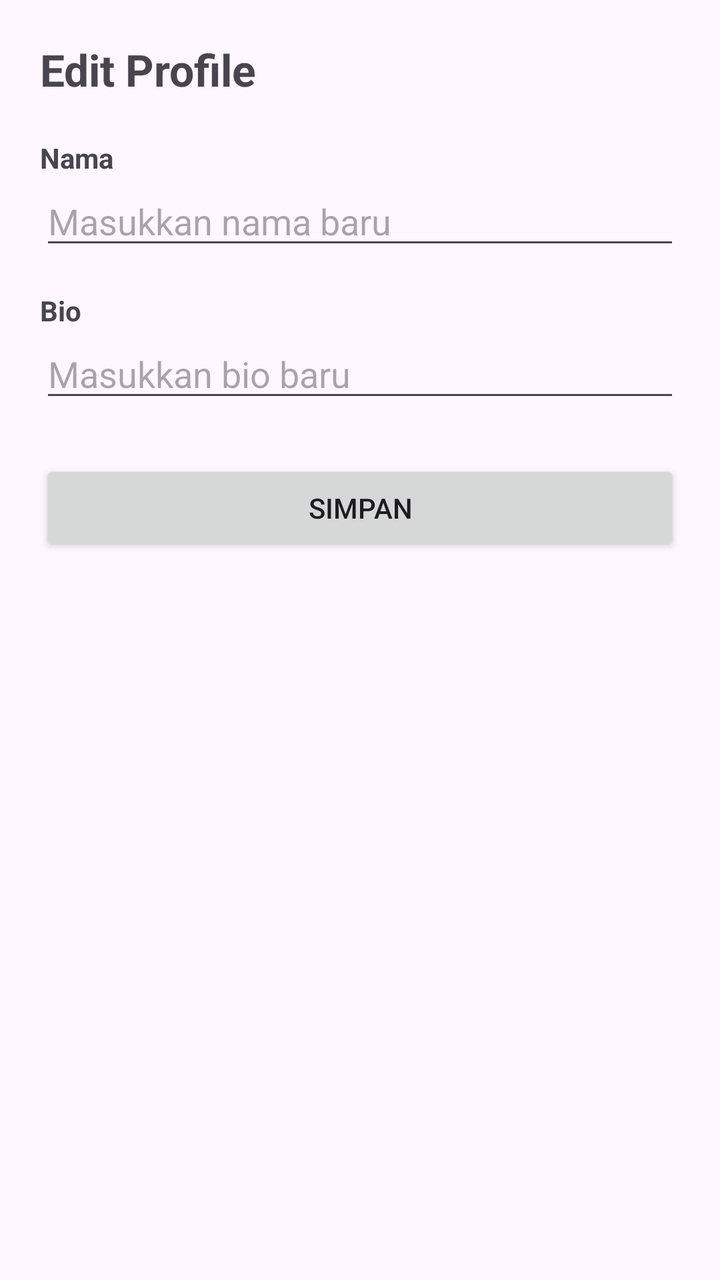
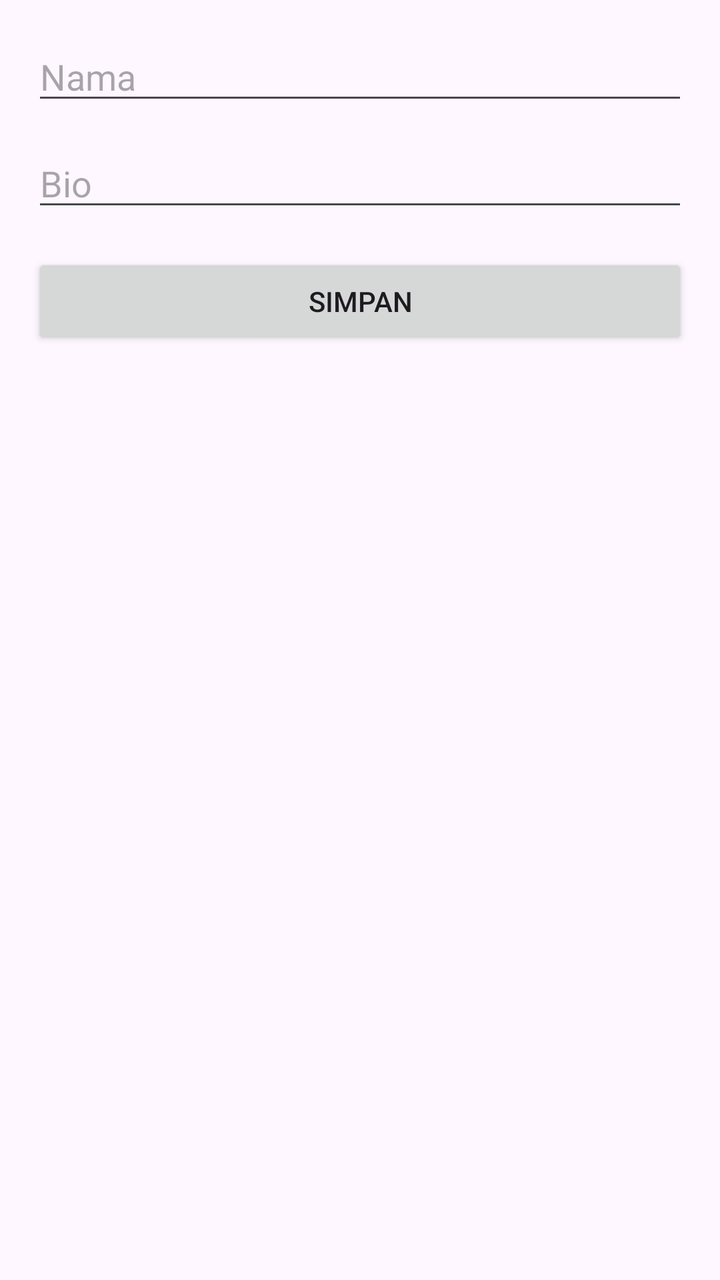

The first picture is an Android layout as it rendered before a commit; the second is the same layout after the commit. The layout source and the unified diff follow.
<!-- AndroidManifest.xml: application theme Theme.InstagramAlyysa -->
<!-- res/layout/activity_edit_profile.xml -->
<?xml version="1.0" encoding="utf-8"?>
<LinearLayout xmlns:android="http://schemas.android.com/apk/res/android"
    android:layout_width="match_parent"
    android:layout_height="match_parent"
    android:orientation="vertical"
    android:padding="20dp">

    <TextView
        android:layout_width="wrap_content"
        android:layout_height="wrap_content"
        android:text="Edit Profile"
        android:textSize="22sp"
        android:textStyle="bold"
        android:layout_marginBottom="20dp" />

    <TextView
        android:layout_width="wrap_content"
        android:layout_height="wrap_content"
        android:text="Nama"
        android:textStyle="bold" />

    <EditText
        android:id="@+id/edt_nama"
        android:layout_width="match_parent"
        android:layout_height="wrap_content"
        android:hint="Masukkan nama baru"
        android:inputType="textPersonName"
        android:layout_marginBottom="16dp" />

    <TextView
        android:layout_width="wrap_content"
        android:layout_height="wrap_content"
        android:text="Bio"
        android:textStyle="bold" />

    <EditText
        android:id="@+id/edt_bio"
        android:layout_width="match_parent"
        android:layout_height="wrap_content"
        android:hint="Masukkan bio baru"
        android:inputType="textMultiLine"
        android:layout_marginBottom="24dp" />

    <Button
        android:id="@+id/btn_simpan"
        android:layout_width="match_parent"
        android:layout_height="wrap_content"
        android:text="Simpan" />

</LinearLayout>
<!-- resources referenced by this layout -->
<resources>
  <style name="Theme.InstagramAlyysa" parent="Base.Theme.InstagramAlyysa" />
  <style name="Base.Theme.InstagramAlyysa" parent="Theme.Material3.DayNight.NoActionBar">
          
          
      </style>
</resources>

<!-- the commit's change to res/layout/activity_edit_profile.xml (unified diff, before → after) -->
@@ -3,48 +3,26 @@
     android:layout_width="match_parent"
     android:layout_height="match_parent"
     android:orientation="vertical"
-    android:padding="20dp">
-
-    <TextView
-        android:layout_width="wrap_content"
-        android:layout_height="wrap_content"
-        android:text="Edit Profile"
-        android:textSize="22sp"
-        android:textStyle="bold"
-        android:layout_marginBottom="20dp" />
-
-    <TextView
-        android:layout_width="wrap_content"
-        android:layout_height="wrap_content"
-        android:text="Nama"
-        android:textStyle="bold" />
+    android:padding="16dp">
 
     <EditText
-        android:id="@+id/edt_nama"
+        android:id="@+id/et_name"
         android:layout_width="match_parent"
         android:layout_height="wrap_content"
-        android:hint="Masukkan nama baru"
-        android:inputType="textPersonName"
-        android:layout_marginBottom="16dp" />
-
-    <TextView
-        android:layout_width="wrap_content"
-        android:layout_height="wrap_content"
-        android:text="Bio"
-        android:textStyle="bold" />
+        android:hint="Nama" />
 
     <EditText
-        android:id="@+id/edt_bio"
+        android:id="@+id/et_bio"
         android:layout_width="match_parent"
         android:layout_height="wrap_content"
-        android:hint="Masukkan bio baru"
-        android:inputType="textMultiLine"
-        android:layout_marginBottom="24dp" />
+        android:layout_marginTop="12dp"
+        android:hint="Bio" />
 
     <Button
-        android:id="@+id/btn_simpan"
+        android:id="@+id/btn_save"
         android:layout_width="match_parent"
         android:layout_height="wrap_content"
+        android:layout_marginTop="16dp"
         android:text="Simpan" />
 
 </LinearLayout>
